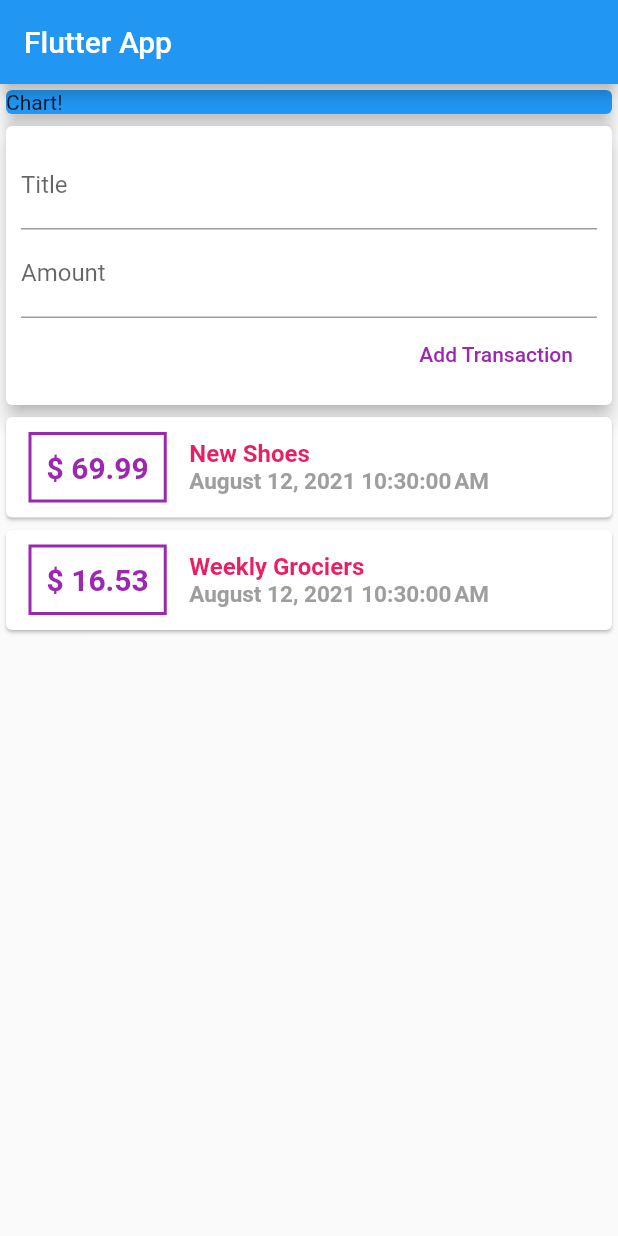
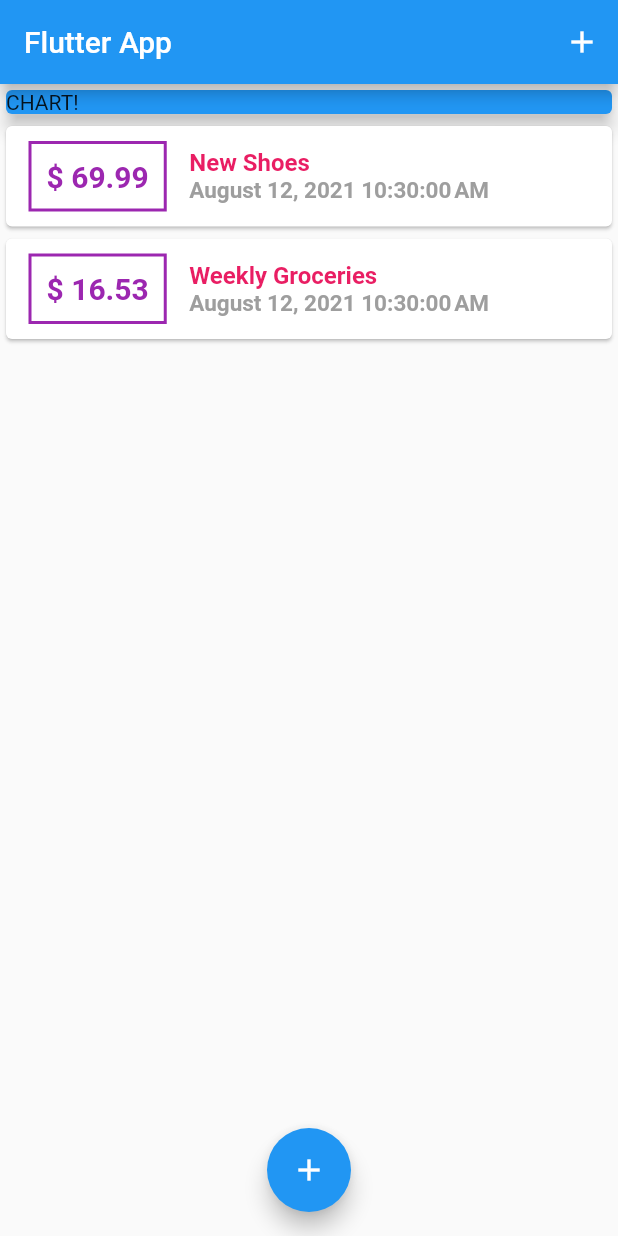
Before and after one commit to myamann/Expenses-App-Flutter, a Flutter app: the screen it shows after launch, on a phone screen of 412 x 824 dp. Run offline on Flutter 3.47's test engine with Material 2 defaults, Android fonts, the phone set to English and light mode, and no system bars.

```diff
--- a/lib/main.dart
+++ b/lib/main.dart
@@ -1,5 +1,7 @@
 import 'package:flutter/material.dart';
-import './widgets/user_transaction.dart';
+import './widgets/transaction_list.dart';
+import './widgets/new_transaction.dart';
+import './models/transaction.dart';
 
 void main() => runApp(MyApp());
 
@@ -13,34 +15,88 @@ class MyApp extends StatelessWidget {
   }
 }
 
-class MyHomePage extends StatelessWidget {
-  // late String titleInput;
-  // late String amountInput;
-  final titleController = TextEditingController();
-  final amountController = TextEditingController();
+class MyHomePage extends StatefulWidget {
+  // String titleInput;
+  // String amountInput;
+  @override
+  _MyHomePageState createState() => _MyHomePageState();
+}
+
+class _MyHomePageState extends State<MyHomePage> {
+  final List<Transaction> _userTransactions = [
+    Transaction(
+      id: 't1',
+      title: 'New Shoes',
+      amount: 69.99,
+      date: DateTime.now(),
+    ),
+    Transaction(
+      id: 't2',
+      title: 'Weekly Groceries',
+      amount: 16.53,
+      date: DateTime.now(),
+    ),
+  ];
+
+  void _addNewTransaction(String txTitle, double txAmount) {
+    final newTx = Transaction(
+      title: txTitle,
+      amount: txAmount,
+      date: DateTime.now(),
+      id: DateTime.now().toString(),
+    );
+
+    setState(() {
+      _userTransactions.add(newTx);
+    });
+  }
+
+  void _startAddNewTransaction(BuildContext ctx) {
+    showModalBottomSheet(
+      context: ctx,
+      builder: (_) {
+        return GestureDetector(
+          onTap: () {},
+          child: NewTransaction(_addNewTransaction),
+          behavior: HitTestBehavior.opaque,
+        );
+      },
+    );
+  }
 
   @override
   Widget build(BuildContext context) {
     return Scaffold(
       appBar: AppBar(
         title: Text('Flutter App'),
+        actions: <Widget>[
+          IconButton(
+            icon: Icon(Icons.add),
+            onPressed: () => _startAddNewTransaction(context),
+          ),
+        ],
       ),
       body: SingleChildScrollView(
         child: Column(
-          mainAxisAlignment: MainAxisAlignment.start,
-          crossAxisAlignment: CrossAxisAlignment.center,
+          // mainAxisAlignment: MainAxisAlignment.start,
+          crossAxisAlignment: CrossAxisAlignment.stretch,
           children: <Widget>[
             Container(
               width: double.infinity,
               child: Card(
                 color: Colors.blue,
-                child: Text('Chart!'),
+                child: Text('CHART!'),
                 elevation: 5,
               ),
             ),
-            UserTransactions(),
+            TransactionList(_userTransactions),
           ],
         ),
+      ),
+      floatingActionButtonLocation: FloatingActionButtonLocation.centerFloat,
+      floatingActionButton: FloatingActionButton(
+        child: Icon(Icons.add),
+        onPressed: () => _startAddNewTransaction(context),
       ),
     );
   }
--- a/lib/widgets/transaction_list.dart
+++ b/lib/widgets/transaction_list.dart
@@ -23,7 +23,7 @@ class TransactionList extends StatelessWidget {
                       border: Border.all(color: Colors.purple, width: 2)),
                   padding: EdgeInsets.all(10),
                   child: Text(
-                    '\$ ${transactions[index].amount}',
+                    '\$ ${transactions[index].amount.toStringAsFixed(2)}',
                     style: TextStyle(
                       fontWeight: FontWeight.bold,
                       fontSize: 20,
--- a/lib/widgets/user_transaction.dart
+++ /dev/null
@@ -1,46 +0,0 @@
-import 'package:flutter/material.dart';
-import './transaction_list.dart';
-import './new_transaction.dart';
-import '../models/transaction.dart';
-
-class UserTransactions extends StatefulWidget {
-  @override
-  _UserTransactionsState createState() => _UserTransactionsState();
-}
-
-class _UserTransactionsState extends State<UserTransactions> {
-  final List<Transaction> _userTransactions = [
-    Transaction(
-      id: 't1',
-      title: 'New Shoes',
-      amount: 69.99,
-      date: DateTime.now(),
-    ),
-    Transaction(
-      id: 't2',
-      title: 'Weekly Grociers',
-      amount: 16.53,
-      date: DateTime.now(),
-    ),
-  ];
-
-  void _addNewTransaction(String txTitle, double txAmount) {
-    final newTx = Transaction(
-        id: DateTime.now().toString(),
-        title: txTitle,
-        amount: txAmount,
-        date: DateTime.now());
-
-    setState(() {
-      _userTransactions.add(newTx);
-    });
-  }
-
-  @override
-  Widget build(BuildContext context) {
-    return Column(children: <Widget>[
-      NewTransaction(_addNewTransaction),
-      TransactionList(_userTransactions)
-    ]);
-  }
-}
```
Also changed, not shown: lib/widgets/new_transaction.dart (+28 -11 lines).
